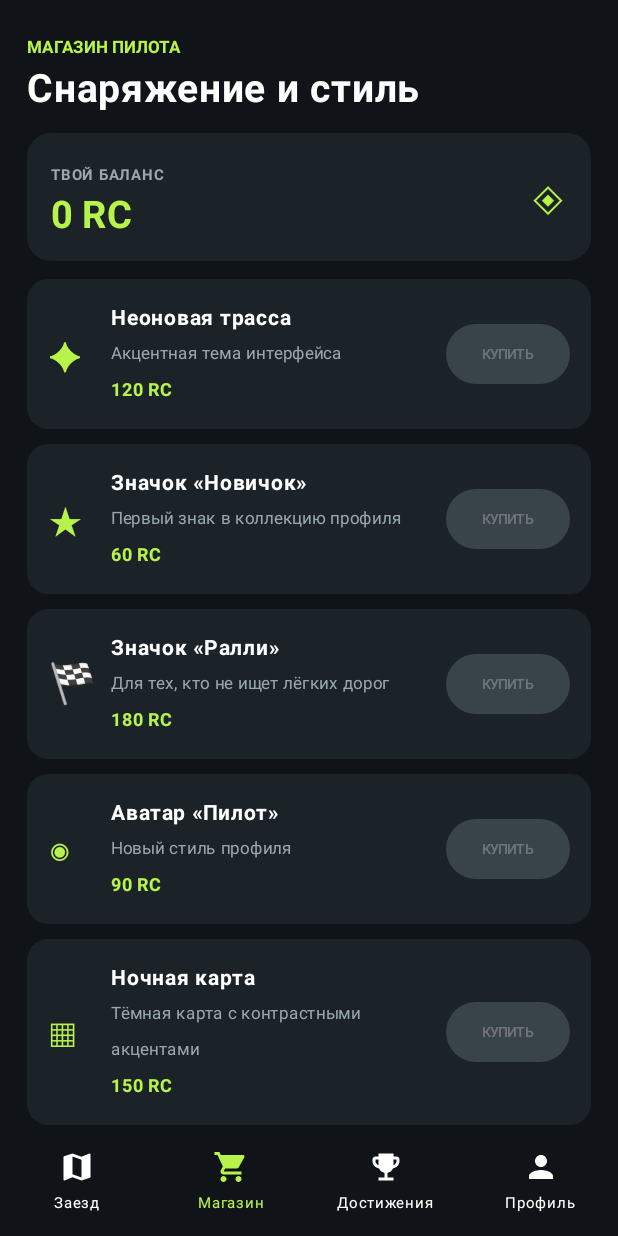
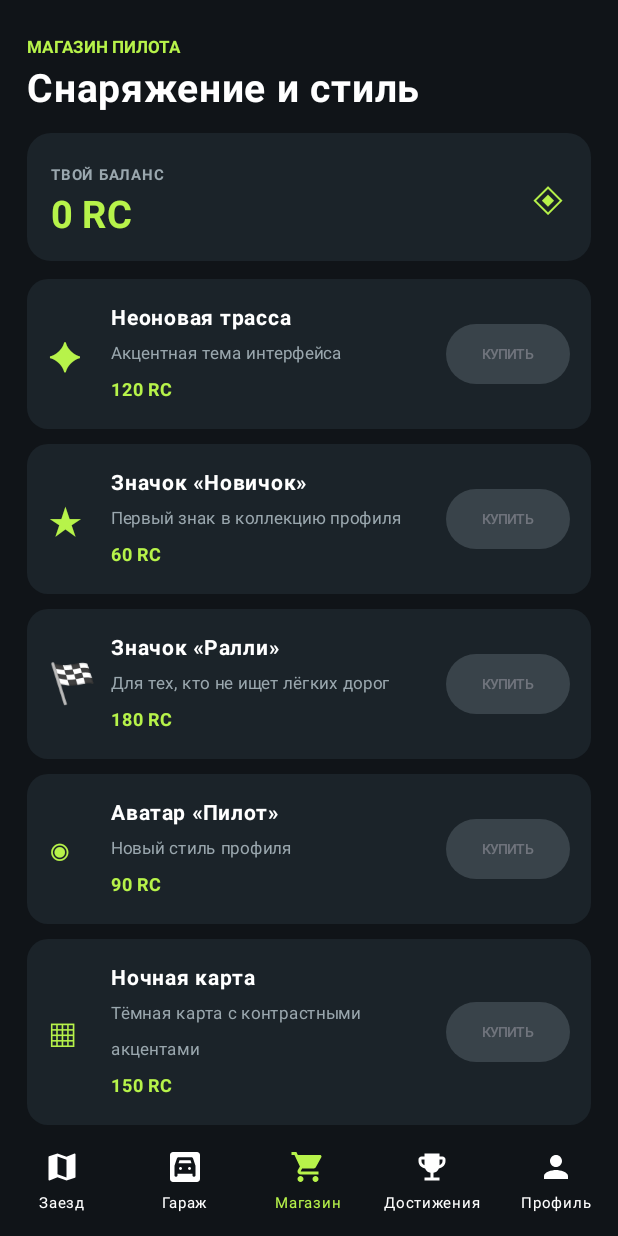
Before and after one commit to FooP12/RallyCopilot-Android, an Android app built with Jetpack Compose: the screen it shows after launch (MainActivity), after a tap on "Магазин", on a phone screen of 412 x 824 dp. Run offline under Robolectric (Android 15) with nearby library versions, the phone set to English and light mode, and no system bars; libraries missing offline, so code that uses them is left out: org.maplibre.android, org.maplibre.geojson; 11 statements that could not run were skipped; 2 other taps on this screen came first.

Commit message:
Restore garage tab alongside shop and achievements

```diff
--- a/app/src/main/java/com/rallycopilot/MainActivity.kt
+++ b/app/src/main/java/com/rallycopilot/MainActivity.kt
@@ -17,6 +17,7 @@ import androidx.compose.foundation.rememberScrollState
 import androidx.compose.foundation.verticalScroll
 import androidx.compose.material.icons.Icons
 import androidx.compose.material.icons.filled.EmojiEvents
+import androidx.compose.material.icons.filled.Garage
 import androidx.compose.material.icons.filled.Map
 import androidx.compose.material.icons.filled.Person
 import androidx.compose.material.icons.filled.ShoppingCart
@@ -167,8 +168,8 @@ fun RallyCopilotApp(
             containerColor = night,
             bottomBar = {
                 Row(Modifier.fillMaxWidth(), horizontalArrangement = Arrangement.SpaceEvenly) {
-                    val labels = listOf("Заезд", "Магазин", "Достижения", "Профиль")
-                    val icons = listOf(Icons.Default.Map, Icons.Default.ShoppingCart, Icons.Default.EmojiEvents, Icons.Default.Person)
+                    val labels = listOf("Заезд", "Гараж", "Магазин", "Достижения", "Профиль")
+                    val icons = listOf(Icons.Default.Map, Icons.Default.Garage, Icons.Default.ShoppingCart, Icons.Default.EmojiEvents, Icons.Default.Person)
                     labels.forEachIndexed { index, label ->
                         Column(
                             Modifier.weight(1f).clickable { selectedTab = index }.padding(vertical = 10.dp),
@@ -183,8 +184,9 @@ fun RallyCopilotApp(
         ) { padding ->
             when (selectedTab) {
                 0 -> MapLibreNavigationScreen(currentLocation, onEnableGps, onSpeak, gameRepository, gameState, Modifier.padding(padding))
-                1 -> RallyShopScreen(gameState, gameRepository, Modifier.padding(padding))
-                2 -> RallyAchievementsScreen(gameState, Modifier.padding(padding))
+                1 -> RallyGarageScreen(Modifier.padding(padding))
+                2 -> RallyShopScreen(gameState, gameRepository, Modifier.padding(padding))
+                3 -> RallyAchievementsScreen(gameState, Modifier.padding(padding))
                 else -> ProfileScreen(
                     voices, selectedVoiceName, voiceReady, onVoiceSelected, onTestVoice,
                     gameState, Modifier.padding(padding)
```
